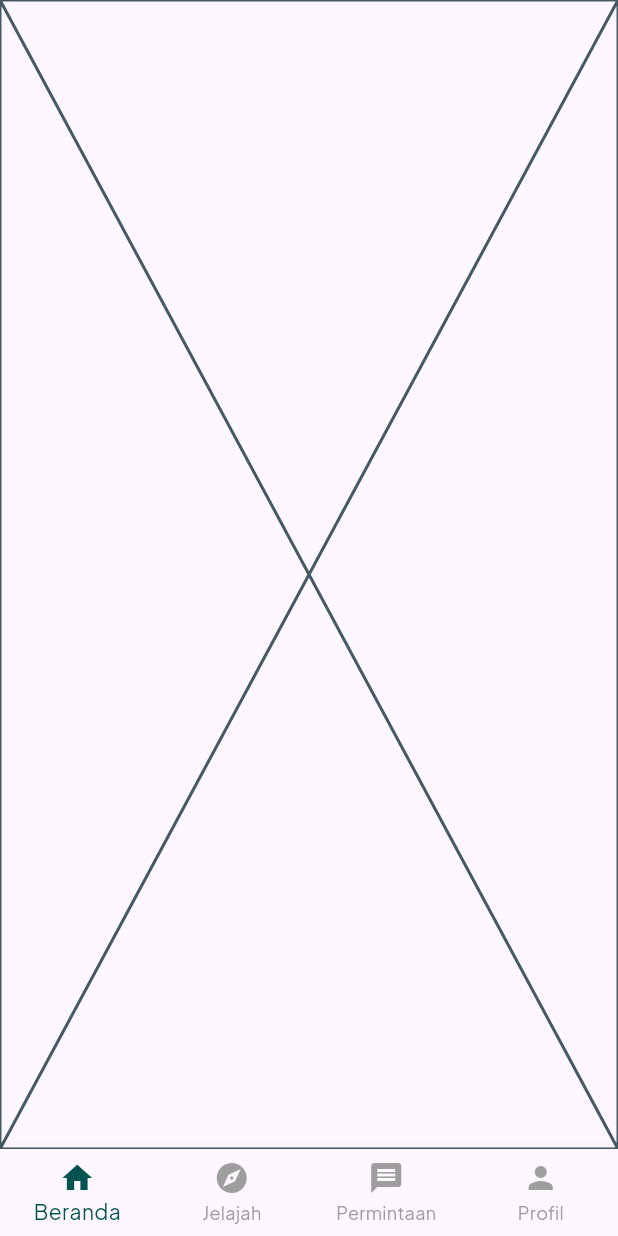
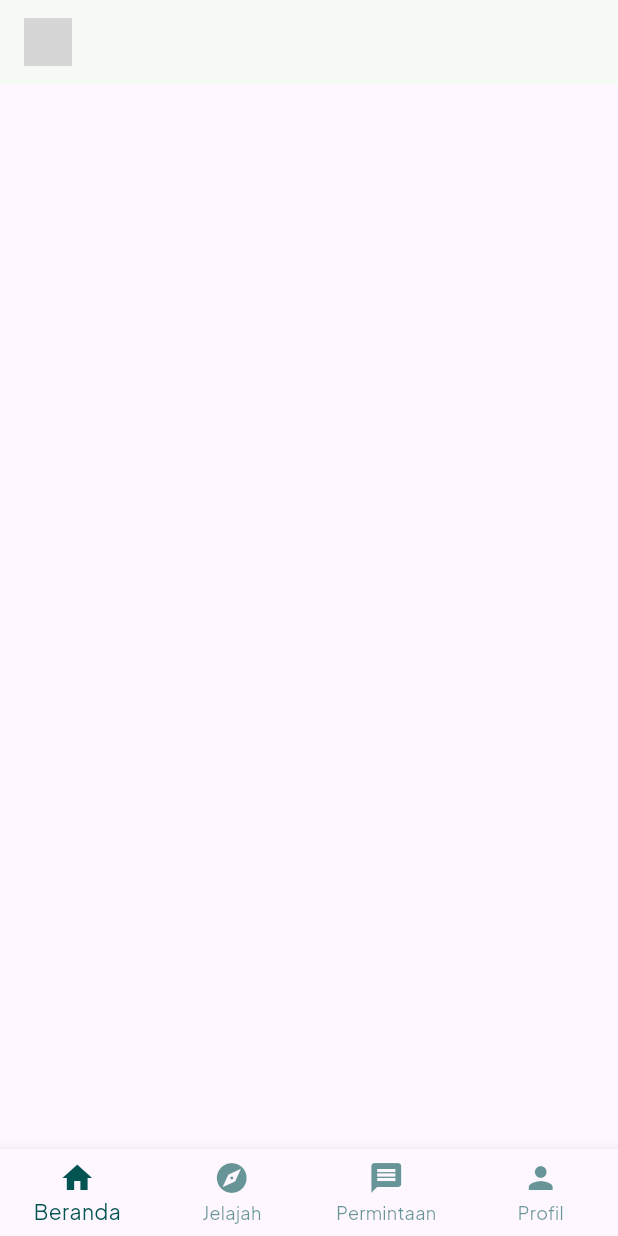
Before and after one commit to Yagirado/SAPA, a Flutter app: the Bottom screen opened directly, on a phone screen of 412 x 824 dp. Run offline on Flutter 3.47's test engine with Material 3 defaults, Android fonts, the phone set to English and light mode, and no system bars; grey boxes are pictures that could not be loaded.

Commit message:
fix: resolve conflict on unselectedItemColor

```diff
--- a/lib/bottom/bottom.dart
+++ b/lib/bottom/bottom.dart
@@ -37,7 +37,7 @@ class _BottomState extends State<Bottom> {
         currentIndex: _pindah,
         onTap: _pindahPage,
         selectedItemColor: AppColors.hijau,
-        unselectedItemColor: Colors.grey[500],
+        unselectedItemColor: AppColors.hijau.withValues(alpha: 0.6),
         items: const [
           BottomNavigationBarItem(icon: Icon(Icons.home), label: "Beranda"),
           BottomNavigationBarItem(icon: Icon(Icons.explore), label: "Jelajah"),
--- a/lib/home/home.dart
+++ b/lib/home/home.dart
@@ -1,4 +1,5 @@
 import 'package:flutter/material.dart';
+import 'package:sapa/theme/app_colors.dart';
 
 class HomePage extends StatefulWidget {
   const HomePage({super.key});
@@ -10,6 +11,13 @@ class HomePage extends StatefulWidget {
 class _HomePageState extends State<HomePage> {
   @override
   Widget build(BuildContext context) {
-    return const Placeholder();
+    return Scaffold(
+      appBar: AppBar(
+        backgroundColor: AppColors.latar,
+        elevation: 0,
+        automaticallyImplyLeading: false,
+        title: Image.asset('asset/icons/logo2', height: 32),
+      ),
+    );
   }
 }
```
